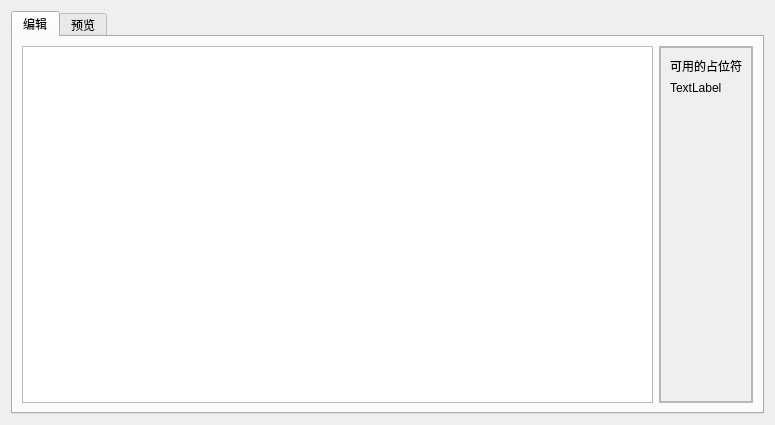
Above: UISource/format_edit.ui from HelloWRC/W-DesktopCountdown before the change. Below: the same form after it.
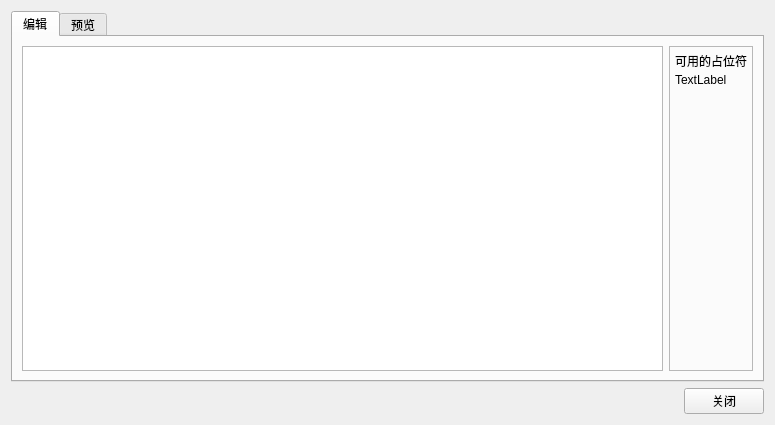
That is the form after the change. Icons and pictures are not drawn.

The edit to the form file:
```diff
--- a/UISource/format_edit.ui
+++ b/UISource/format_edit.ui
@@ -51,58 +51,22 @@
          <property name="frameShadow">
           <enum>QFrame::Raised</enum>
          </property>
-         <layout class="QHBoxLayout" name="horizontalLayout_3">
+         <layout class="QVBoxLayout" name="verticalLayout_4">
           <property name="spacing">
-           <number>0</number>
+           <number>3</number>
           </property>
           <property name="leftMargin">
-           <number>0</number>
+           <number>5</number>
           </property>
           <property name="topMargin">
-           <number>0</number>
+           <number>5</number>
           </property>
           <property name="rightMargin">
-           <number>0</number>
+           <number>5</number>
           </property>
           <property name="bottomMargin">
-           <number>0</number>
+           <number>5</number>
           </property>
-          <item>
-           <widget class="QScrollArea" name="scrollArea">
-            <property name="sizePolicy">
-             <sizepolicy hsizetype="Expanding" vsizetype="Preferred">
-              <horstretch>0</horstretch>
-              <verstretch>0</verstretch>
-             </sizepolicy>
-            </property>
-            <property name="frameShadow">
-             <enum>QFrame::Plain</enum>
-            </property>
-            <property name="lineWidth">
-             <number>2</number>
-            </property>
-            <property name="midLineWidth">
-             <number>1</number>
-            </property>
-            <property name="horizontalScrollBarPolicy">
-             <enum>Qt::ScrollBarAlwaysOff</enum>
-            </property>
-            <property name="sizeAdjustPolicy">
-             <enum>QAbstractScrollArea::AdjustIgnored</enum>
-            </property>
-            <property name="widgetResizable">
-             <bool>true</bool>
-            </property>
-            <widget class="QWidget" name="scrollAreaWidgetContents">
-             <property name="geometry">
-              <rect>
-               <x>0</x>
-               <y>0</y>
-               <width>112</width>
-               <height>341</height>
-              </rect>
-             </property>
-             <layout class="QVBoxLayout" name="verticalLayout_2">
               <item>
                <widget class="QLabel" name="label">
                 <property name="text">
@@ -111,7 +75,7 @@
                </widget>
               </item>
               <item>
-               <widget class="QLabel" name="label_2">
+           <widget class="QLabel" name="lb_placeholders">
                 <property name="text">
                  <string>TextLabel</string>
                 </property>
@@ -132,10 +96,6 @@
               </item>
              </layout>
             </widget>
-           </widget>
-          </item>
-         </layout>
-        </widget>
        </item>
       </layout>
      </widget>
@@ -158,6 +118,30 @@
      </widget>
     </widget>
    </item>
+   <item>
+    <layout class="QHBoxLayout" name="horizontalLayout">
+     <item>
+      <spacer name="horizontalSpacer">
+       <property name="orientation">
+        <enum>Qt::Horizontal</enum>
+       </property>
+       <property name="sizeHint" stdset="0">
+        <size>
+         <width>40</width>
+         <height>20</height>
+        </size>
+       </property>
+      </spacer>
+     </item>
+     <item>
+      <widget class="QPushButton" name="btn_close">
+       <property name="text">
+        <string>关闭</string>
+       </property>
+      </widget>
+     </item>
+    </layout>
+   </item>
   </layout>
  </widget>
  <resources/>
```
Left out of the diff: 26 changed lines with no effect on the pictures. Lines whose indentation alone changed are shown as unchanged.
